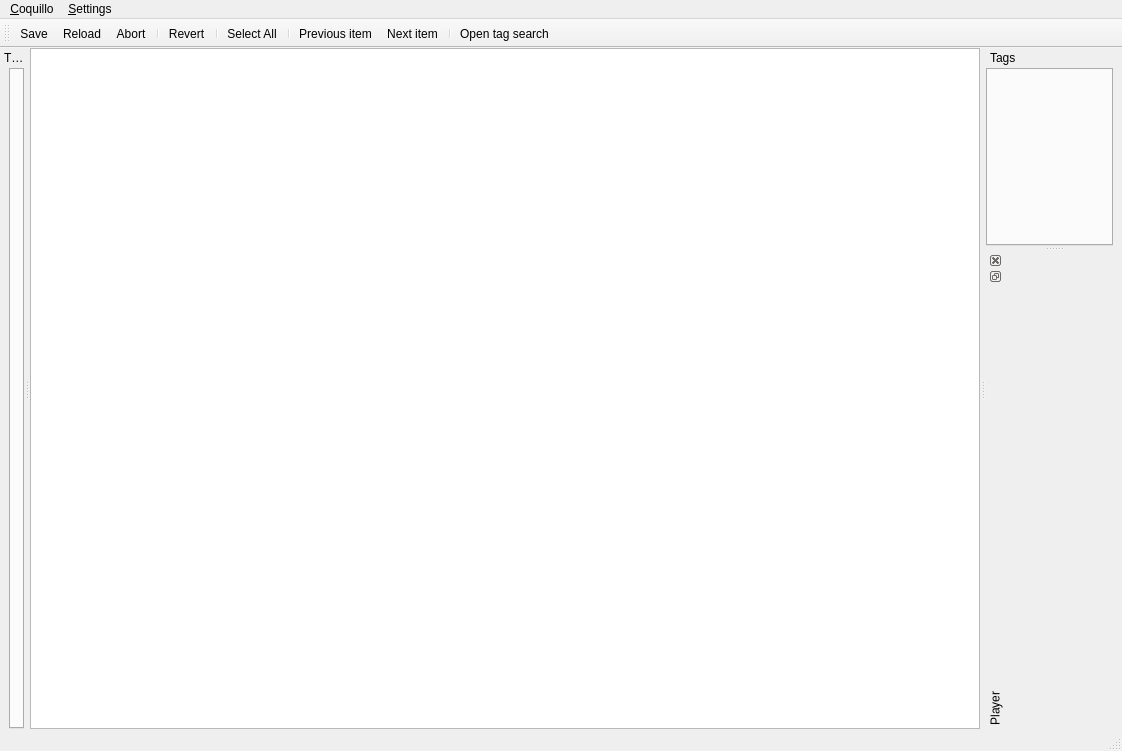
First picture: the form in ui/mainwindow.ui, repository sjuvonen/coquillo, before the edit.
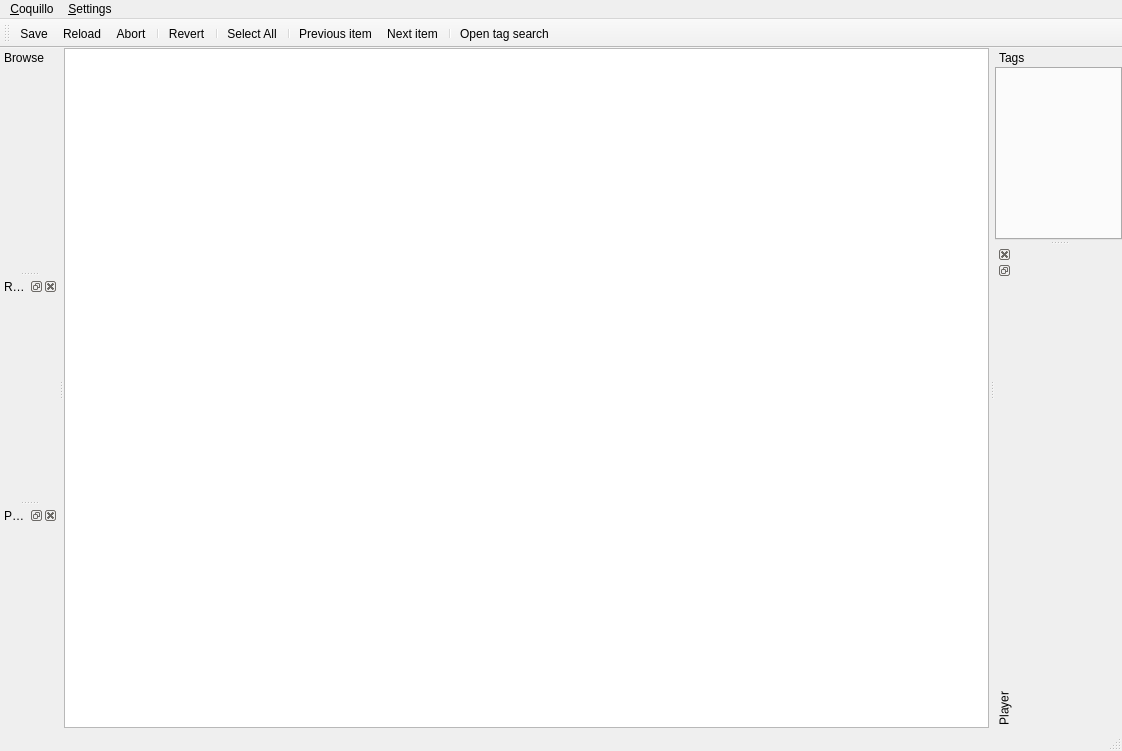
Second picture: the form after the edit. Icons and pictures are not drawn. Custom widgets are drawn as their Qt base class.

Commit message: Separate toolbox into docks

```diff
--- a/ui/mainwindow.ui
+++ b/ui/mainwindow.ui
@@ -25,7 +25,7 @@
      <number>0</number>
     </property>
     <property name="bottomMargin">
-     <number>0</number>
+     <number>1</number>
     </property>
     <item>
      <widget class="QTableView" name="itemView">
@@ -127,31 +127,12 @@
     <set>Qt::LeftDockWidgetArea|Qt::RightDockWidgetArea</set>
    </property>
    <property name="windowTitle">
-    <string>Tools</string>
+    <string>Browse</string>
    </property>
    <attribute name="dockWidgetArea">
     <number>1</number>
    </attribute>
-   <widget class="QWidget" name="dockWidgetContents">
-    <layout class="QVBoxLayout" name="verticalLayout">
-     <property name="topMargin">
-      <number>1</number>
-     </property>
-     <property name="rightMargin">
-      <number>0</number>
-     </property>
-     <property name="bottomMargin">
-      <number>0</number>
-     </property>
-     <item>
-      <widget class="QTabWidget" name="toolBox">
-       <property name="tabPosition">
-        <enum>QTabWidget::West</enum>
-       </property>
-      </widget>
-     </item>
-    </layout>
-   </widget>
+   <widget class="Coquillo::FileBrowser" name="fileBrowser"/>
   </widget>
   <widget class="QDockWidget" name="dockEditor">
    <property name="features">
@@ -172,7 +153,10 @@
       <number>0</number>
      </property>
      <property name="topMargin">
-      <number>1</number>
+      <number>0</number>
+     </property>
+     <property name="rightMargin">
+      <number>0</number>
      </property>
      <property name="bottomMargin">
       <number>0</number>
@@ -190,6 +174,12 @@
      <verstretch>0</verstretch>
     </sizepolicy>
    </property>
+   <property name="minimumSize">
+    <size>
+     <width>35</width>
+     <height>58</height>
+    </size>
+   </property>
    <property name="windowIcon">
     <iconset theme="media-playback-start">
      <normaloff>.</normaloff>.</iconset>
@@ -208,6 +198,27 @@
    </attribute>
    <widget class="Coquillo::Player" name="player"/>
   </widget>
+  <widget class="QDockWidget" name="dockRenameFiles">
+   <property name="windowTitle">
+    <string>Rename files</string>
+   </property>
+   <attribute name="dockWidgetArea">
+    <number>1</number>
+   </attribute>
+   <widget class="Coquillo::Processor::RenameWidget" name="renameWidget"/>
+  </widget>
+  <widget class="QDockWidget" name="dockParseTags">
+   <property name="allowedAreas">
+    <set>Qt::LeftDockWidgetArea|Qt::RightDockWidgetArea</set>
+   </property>
+   <property name="windowTitle">
+    <string>Parse tags</string>
+   </property>
+   <attribute name="dockWidgetArea">
+    <number>1</number>
+   </attribute>
+   <widget class="Coquillo::Processor::ParserWidget" name="parserWidget"/>
+  </widget>
   <action name="actionQuit">
    <property name="text">
     <string>&amp;Quit</string>
@@ -403,6 +414,24 @@
    <header>player.hpp</header>
    <container>1</container>
   </customwidget>
+  <customwidget>
+   <class>Coquillo::FileBrowser</class>
+   <extends>QWidget</extends>
+   <header>filebrowser/filebrowser.hpp</header>
+   <container>1</container>
+  </customwidget>
+  <customwidget>
+   <class>Coquillo::Processor::RenameWidget</class>
+   <extends>QWidget</extends>
+   <header>processor/renamewidget.hpp</header>
+   <container>1</container>
+  </customwidget>
+  <customwidget>
+   <class>Coquillo::Processor::ParserWidget</class>
+   <extends>QWidget</extends>
+   <header>processor/parserwidget.hpp</header>
+   <container>1</container>
+  </customwidget>
  </customwidgets>
  <resources/>
  <connections>
```
Left out of the diff: 2 changed lines with no effect on the pictures. The commit also changes 1 other file.
